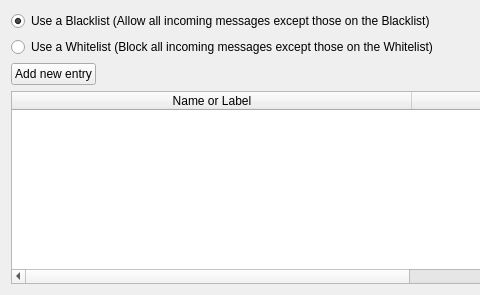
Bitmessage/PyBitmessage, file src/bitmessageqt/blacklist.ui: the form before one commit; both pictures show x 0 to 480 and y 0 to 295 of the 819 by 295 pixel window.
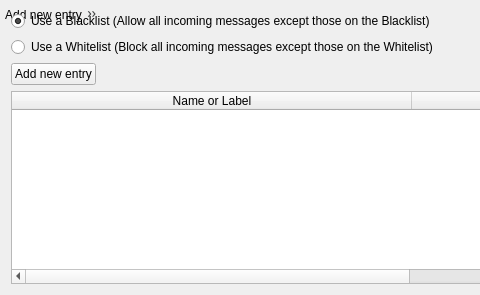
The form after the commit. Custom widgets are drawn as their Qt base class.

Commit message: Moved actions and connections on tab "Blacklist" back to ui-file

The edit to the form file:
```diff
--- a/src/bitmessageqt/blacklist.ui
+++ b/src/bitmessageqt/blacklist.ui
@@ -10,6 +10,44 @@
     <height>295</height>
    </rect>
   </property>
+  <widget class="QToolBar" name="blacklistContextMenuToolbar">
+    <action name="actionBlacklistNew">
+    <property name="text">
+     <string>Add new entry</string>
+    </property>
+    </action>
+    <action name="actionBlacklistDelete">
+    <property name="text">
+     <string>Delete</string>
+    </property>
+    </action>
+    <action name="actionBlacklistClipboard">
+    <property name="text">
+     <string>Copy address to clipboard</string>
+    </property>
+    </action>
+    <action name="actionBlacklistEnable">
+    <property name="text">
+     <string>Enable</string>
+    </property>
+    </action>
+    <action name="actionBlacklistDisable">
+    <property name="text">
+     <string>Disable</string>
+    </property>
+    </action>
+    <action name="actionBlacklistSetAvatar">
+    <property name="text">
+     <string>Set avatar...</string>
+    </property>
+    </action>
+    <addaction name="actionBlacklistNew"/>
+    <addaction name="actionBlacklistDelete"/>
+    <addaction name="actionBlacklistClipboard"/>
+    <addaction name="actionBlacklistEnable"/>
+    <addaction name="actionBlacklistDisable"/>
+    <addaction name="actionBlacklistSetAvatar"/>
+  </widget>
   <layout class="QGridLayout" name="gridLayout_6">
    <item row="0" column="0" colspan="2">
     <widget class="QRadioButton" name="radioButtonBlacklist">
```
Left out of the diff: 72 changed lines with no effect on the pictures. The commit also changes 2 other files.
